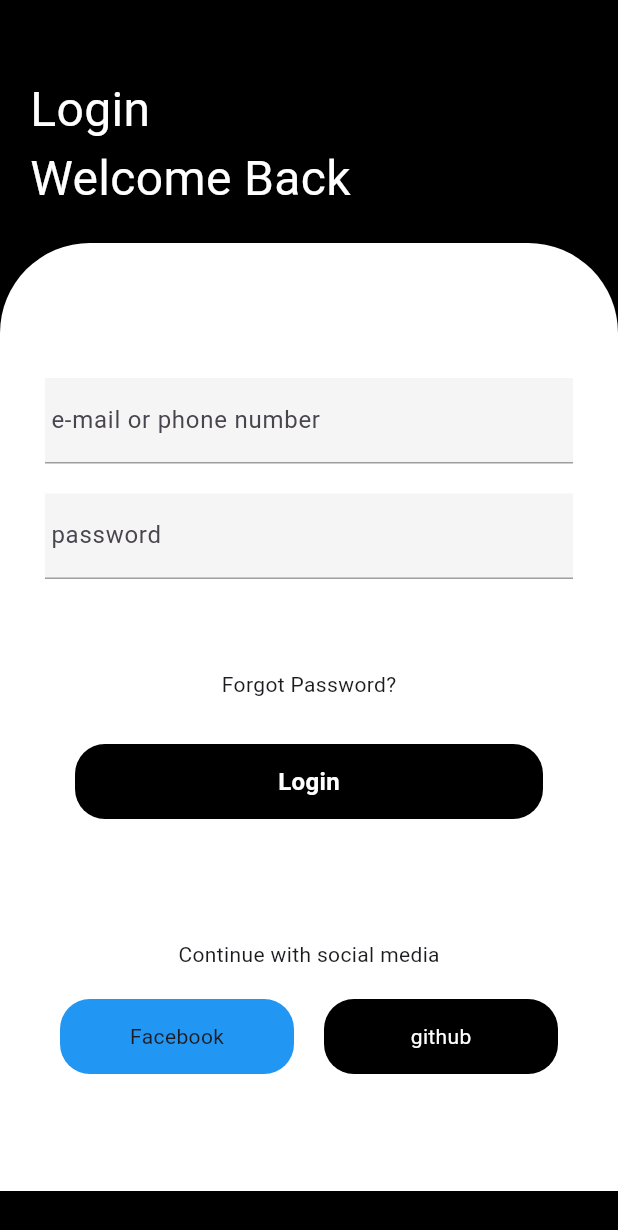
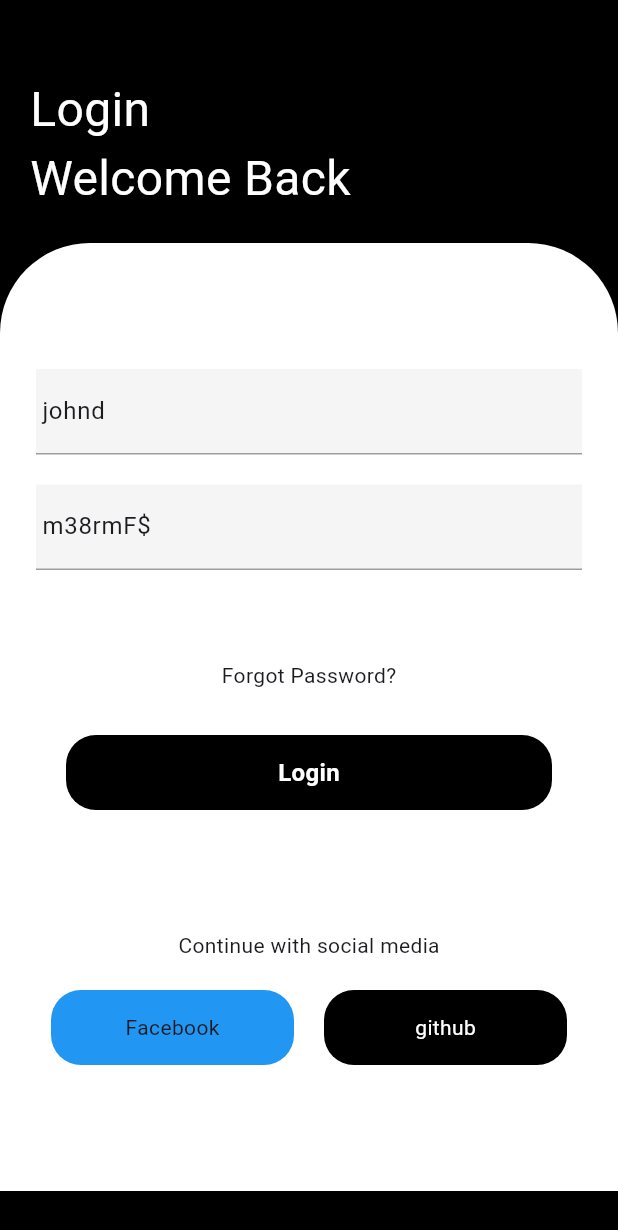
Before and after one commit to melosaa/melisa_store, a Flutter app: the screen it shows after launch, on a phone screen of 412 x 824 dp. Shown: the top 1230 px of the screen. Run offline on Flutter 3.47's test engine with Material 3 defaults, Android fonts, the light colour scheme and no system bars; our stand-ins replace auto_route; statements that could not run were skipped.

Commit message:
login screen

```diff
--- a/lib/screens/login_screen.dart
+++ b/lib/screens/login_screen.dart
@@ -1,9 +1,16 @@
+import 'package:auto_route/auto_route.dart';
 import 'package:flutter/material.dart';
+import 'package:melisa_store/model/login_model.dart';
+import 'package:melisa_store/screens/home_view.dart';
+import 'package:melisa_store/screens/login_screen.dart';
+import 'package:melisa_store/services/loginservice_screen.dart';
 
 class LoginScreen extends StatelessWidget {
   LoginScreen({super.key});
-  final TextEditingController nameController = TextEditingController();
-  final TextEditingController passwordController = TextEditingController();
+  final TextEditingController usernameController =
+      TextEditingController(text: "johnd");
+  final TextEditingController passwordController =
+      TextEditingController(text: "m38rmF\$");
 
   @override
   Widget build(BuildContext context) {
@@ -23,7 +30,7 @@ class LoginScreen extends StatelessWidget {
                 child: Column(
                   crossAxisAlignment: CrossAxisAlignment.start,
                   children: <Widget>[
-                    const Text(
+                    Text(
                       "Login",
                       style: TextStyle(color: Colors.white, fontSize: 32),
                     ),
@@ -44,7 +51,7 @@ class LoginScreen extends StatelessWidget {
                     ),
                   ),
                   child: Padding(
-                    padding: const EdgeInsets.all(30.0),
+                    padding: const EdgeInsets.all(24.0),
                     child: SingleChildScrollView(
                       child: Column(
                         crossAxisAlignment: CrossAxisAlignment.center,
@@ -60,7 +67,7 @@ class LoginScreen extends StatelessWidget {
                               color: Colors.grey[100],
                             ),
                             child: TextField(
-                              controller: nameController,
+                              controller: usernameController,
                               decoration: const InputDecoration(
                                 hintText: "e-mail or phone number",
                                 border: InputBorder.none,
@@ -94,7 +101,17 @@ class LoginScreen extends StatelessWidget {
                           SizedBox(
                             height: 10,
                           ),
-                          Container(
+                          GestureDetector(
+                            onTap: () async {
+                              final username = usernameController.text;
+                              final password = passwordController.text;
+                              final response =
+                                  await loginApi(username, password);
+
+                              print("login succesful : ${response.token}");
+                              Navigator.of(context).pushNamed("/home");
+                            },
+                            child: Container(
                               margin: const EdgeInsets.all(20),
                               decoration: BoxDecoration(
                                 borderRadius: BorderRadius.circular(20),
@@ -108,6 +125,7 @@ class LoginScreen extends StatelessWidget {
                                       fontSize: 16,
                                       color: Colors.white,
                                       fontWeight: FontWeight.bold),
+                                ),
                               ),
                             ),
                           ),
```
Also changed, not shown: lib/services/home_view_screen.dart (+0 -16 lines), lib/services/loginservice_screen.dart (+19 -0 lines), lib/route/routes.gr.dart. Lines whose indentation alone changed are shown as unchanged.
